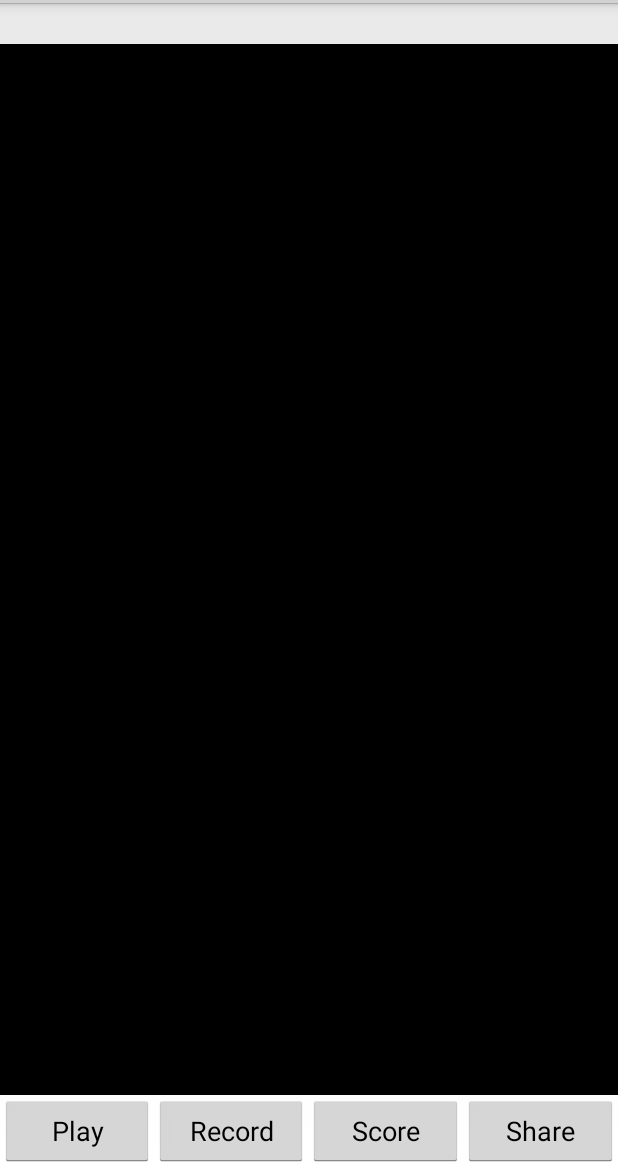
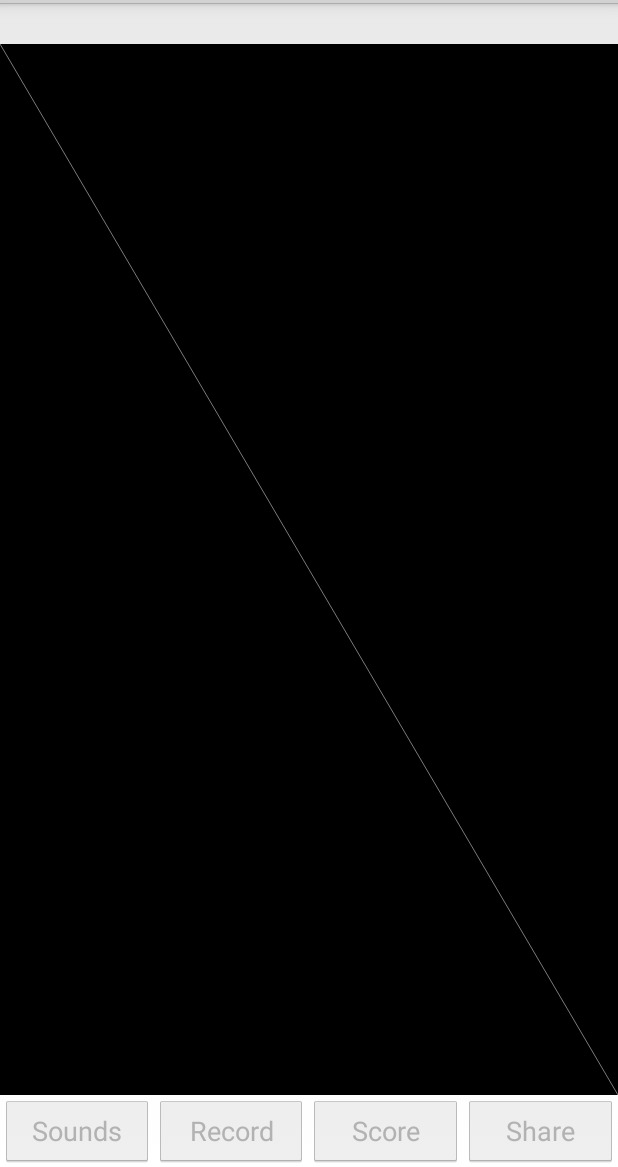
Before and after one commit to appistack/appistack-droid, an Android app: the RecordActivity screen opened directly, with no data from a screen before it, on a phone screen of 412 x 824 dp, the part 69-1236 px from its top. Run offline under Robolectric (Android 15) with nearby library versions, the phone set to English and light mode, and no system bars; 1 statement that could not run was skipped.

Commit message:
yay, VisualizerView draws a line! le w00t!

```diff
--- a/app/src/main/java/com/voxxel/api/BaseResponse.java
+++ b/app/src/main/java/com/voxxel/visualizer/FFTData.java
@@ -1,9 +1,9 @@
-package com.voxxel.api;
+package com.voxxel.visualizer;
 
-public abstract class BaseResponse {
-    private String error = null;
+public class FFTData {
+    public byte[] bytes;
 
-    public String getError() {
-        return error;
+    public FFTData(byte[] bytes) {
+        this.bytes = bytes;
     }
 }
--- /dev/null
+++ b/app/src/main/java/com/voxxel/visualizer/VisualizerView.java
@@ -0,0 +1,95 @@
+package com.voxxel.visualizer;
+
+import android.content.Context;
+import android.graphics.Bitmap;
+import android.graphics.Canvas;
+import android.graphics.Color;
+import android.graphics.Paint;
+import android.graphics.Rect;
+import android.graphics.Matrix;
+import android.media.MediaPlayer;
+import android.media.audiofx.Visualizer;
+import android.util.AttributeSet;
+import android.view.View;
+
+public class VisualizerView extends View {
+    private byte[] mBytes;
+    private byte[] mFFTBytes;
+    private Visualizer mVisualizer;
+    private Rect mRect = new Rect();
+    //private Renderer mRenderer;
+
+    private Paint mFlashPaint = new Paint();
+    private boolean mFlash = false;
+    private Bitmap mCanvasBitmap;
+    private Canvas mCanvas;
+
+    private Integer sx;
+    private Integer sy;
+
+    public VisualizerView(Context context, AttributeSet attrs, int defStyle) {
+        super(context, attrs, defStyle);
+        init();
+    }
+
+    public VisualizerView(Context context, AttributeSet attrs) {
+        super(context, attrs, 0);
+        init();
+    }
+
+    public VisualizerView(Context context) {
+        super(context, null, 0);
+        init();
+    }
+
+    private void init() {
+        mBytes = null;
+        mFFTBytes = null;
+
+        mFlashPaint.setColor(Color.argb(122, 255, 255, 255));
+
+        sx = getWidth();
+        sy = getHeight();
+    }
+
+    public void link(MediaPlayer player) {
+        if (player == null) {
+            throw new NullPointerException("Cannot link to null MediaPlayer");
+        }
+
+        mVisualizer = new Visualizer(player.getAudioSessionId());
+        mVisualizer.setCaptureSize(player.getAudioSessionId());
+    }
+
+    public void release() {
+        mVisualizer.release();
+    }
+
+    public void flash() {
+        mFlash = true;
+        invalidate();
+    }
+
+    @Override
+    protected void onDraw(Canvas canvas) {
+        super.onDraw(canvas);
+
+        mRect.set(0,0,sx,sy);
+        if (mCanvasBitmap == null) {
+            mCanvasBitmap = Bitmap.createBitmap(canvas.getWidth(), canvas.getHeight(), Bitmap.Config.ARGB_8888);
+        }
+
+        if (mCanvas == null) {
+            mCanvas = new Canvas(mCanvasBitmap);
+        }
+
+        if(mFlash) {
+            mFlash = false;
+            mCanvas.drawPaint(mFlashPaint);
+        }
+
+        canvas.drawLine(0,0,canvas.getWidth(), canvas.getHeight(), mFlashPaint);
+//        canvas.drawBitmap(mCanvasBitmap, new Matrix(), null);
+    }
+
+}
--- a/app/src/main/res/layout/activity_artist_detail.xml
+++ b/app/src/main/res/layout/activity_artist_detail.xml
@@ -36,7 +36,7 @@
         android:layout_height="wrap_content"
         android:padding="10dp"
         android:textSize="20sp"
-        android:text="@string/record_lbl_sounds"/>
+        android:text=""/>
 
     <ListView android:id="@+id/soundList"
               android:layout_width="match_parent"
--- a/app/src/main/res/layout/activity_record.xml
+++ b/app/src/main/res/layout/activity_record.xml
@@ -25,7 +25,10 @@
         android:layout_height="0dp"
         android:layout_weight="1"
         android:background="#000">
-        <!-- visualizer view -->
+        <com.voxxel.visualizer.VisualizerView
+            android:id="@+id/visualizerView"
+            android:layout_width="fill_parent"
+            android:layout_height="fill_parent"/>
     </FrameLayout>
 
     <LinearLayout
@@ -37,8 +40,9 @@
             android:layout_width="0dp"
             android:layout_height="wrap_content"
             android:layout_weight="0.25"
+            android:enabled="false"
             android:onClick="playPressed"
-            android:text="Play">
+            android:text="@string/record_btn_play">
         </Button>
 
         <Button
@@ -46,7 +50,8 @@
             android:layout_height="wrap_content"
             android:layout_weight="0.25"
             android:onClick="recordPressed"
-            android:text="Record">
+            android:enabled="false"
+            android:text="@string/record_btn_record">
         </Button>
 
         <Button
@@ -54,7 +59,8 @@
             android:layout_height="wrap_content"
             android:layout_weight="0.25"
             android:onClick="scorePressed"
-            android:text="Score">
+            android:enabled="false"
+            android:text="@string/record_btn_score">
         </Button>
 
         <Button
@@ -62,15 +68,8 @@
             android:layout_height="wrap_content"
             android:layout_weight="0.25"
             android:onClick="sharePressed"
-            android:text="Share">
+            android:enabled="false"
+            android:text="@string/record_btn_share">
         </Button>
     </LinearLayout>
-
 </LinearLayout>
-
-    <!--<RelativeLayout-->
-    <!--android:paddingLeft="@dimen/activity_horizontal_margin"-->
-    <!--android:paddingRight="@dimen/activity_horizontal_margin"-->
-    <!--android:paddingTop="@dimen/activity_vertical_margin"-->
-    <!--android:paddingBottom="@dimen/activity_vertical_margin">-->
-    <!--</RelativeLayout>-->
--- /dev/null
+++ b/app/src/main/res/values/strings_activity_artist_detail.xml
@@ -0,0 +1,4 @@
+<?xml version="1.0" encoding="utf-8"?>
+<resources>
+    <string name="artist_detail_lbl_sounds">Sounds</string>
+</resources>
--- a/app/src/main/res/values/strings_activity_record.xml
+++ b/app/src/main/res/values/strings_activity_record.xml
@@ -1,4 +1,7 @@
 <?xml version="1.0" encoding="utf-8"?>
 <resources>
-    <string name="record_lbl_sounds">Sounds</string>
+    <string name="record_btn_play">Sounds</string>
+    <string name="record_btn_record">Record</string>
+    <string name="record_btn_score">Score</string>
+    <string name="record_btn_share">Share</string>
 </resources>
```
Also changed, not shown: app/src/main/res/drawable/visualizer_bg.xml (added, +12 -0 lines).
